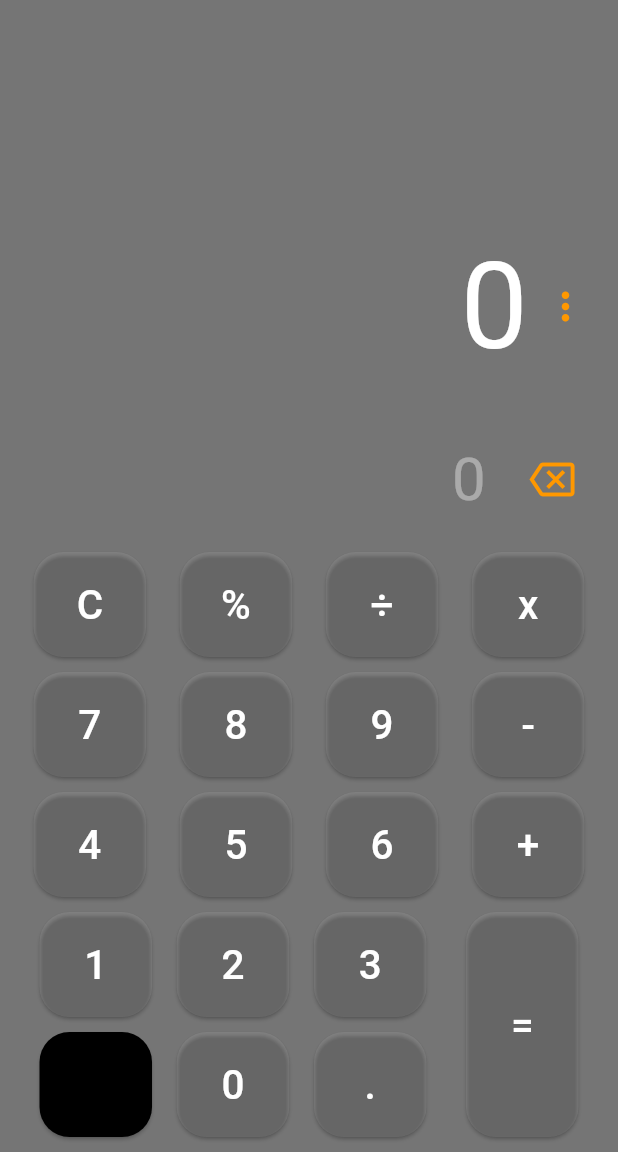
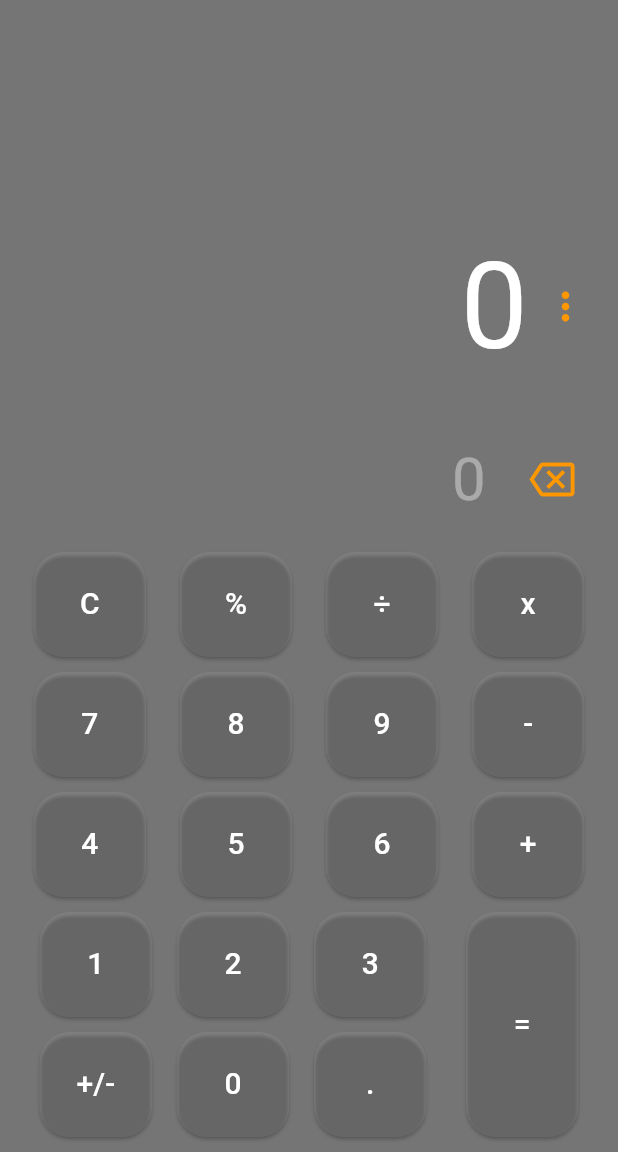
Before and after one commit to ngchungtu/flutter-calc, a Flutter app: the screen it shows after launch, after a tap on the "backspace" icon, on a phone screen of 412 x 824 dp, the part 84-1236 px from its top. Run offline on Flutter 3.47's test engine with Material 3 defaults, Android fonts, the phone set to English and light mode, and no system bars; our stand-ins replace math_expressions.

Commit message:
update number value +/-

```diff
--- a/lib/common/calcButton.dart
+++ b/lib/common/calcButton.dart
@@ -11,11 +11,11 @@ Widget caclButton(String btnText, Color btnColor, void Function()? btnPressed) {
         shape: const RoundedRectangleBorder(
           borderRadius: BorderRadius.all(Radius.circular(20)),
         ),
-        backgroundColor: btnColor
+        backgroundColor: btnColor,
       ),
       child: Text(
         btnText,
-        style: const TextStyle(fontSize: 27, color: Colors.white),
+        style: const TextStyle(fontSize: 20, color: Colors.white),
       ),
     ),
   );
--- a/lib/components/CalcView.dart
+++ b/lib/components/CalcView.dart
@@ -38,10 +38,14 @@ class _CalcViewState extends State<CalcView> {
         equation = equation.substring(0, equation.length - 1);
         if (equation == "") {
           equation = "0";
+        }
+      } else if (btnText == "+/-") {
+        if (equation[0] != '-') {
+          equation = '-$equation';
         } else {
           equation = equation.substring(1);
         }
-      } else if(btnText == "="){
+      } else if (btnText == "=") {
         expression = equation;
         expression = expression.replaceAll('x', '*');
         expression = expression.replaceAll('÷', '/');
@@ -53,14 +57,14 @@ class _CalcViewState extends State<CalcView> {
 
           ContextModel cm = ContextModel();
           result = '${exp.evaluate(EvaluationType.REAL, cm)}';
-          if(expression.contains('%')){
+          if (expression.contains('%')) {
             result = doesContainDecimal('%');
           }
         } catch (e) {
           result = 'Error';
         }
       } else {
-        if(equation == '0'){
+        if (equation == '0') {
           equation = btnText;
         } else {
           equation += btnText;
@@ -85,7 +89,10 @@ class _CalcViewState extends State<CalcView> {
             padding: EdgeInsets.all(0),
             child: Text(
               'CALC',
-              style: TextStyle(color: Colors.white38, fontWeight: FontWeight.w800, fontSize: 26),
+              style: TextStyle(
+                  color: Colors.white38,
+                  fontWeight: FontWeight.w800,
+                  fontSize: 26),
             ),
           ),
           SizedBox(
@@ -219,7 +226,7 @@ class _CalcViewState extends State<CalcView> {
                     mainAxisAlignment: MainAxisAlignment.spaceEvenly,
                     children: [
                       caclButton(
-                          "", Colors.black, () => btnPressed("")),
+                          '+/-', Colors.white10, () => btnPressed('+/-')),
                       SizedBox(width: MediaQuery.of(context).size.width * 0.04),
                       caclButton("0", Colors.white10, () => btnPressed("0")),
                       SizedBox(width: MediaQuery.of(context).size.width * 0.04),
```
